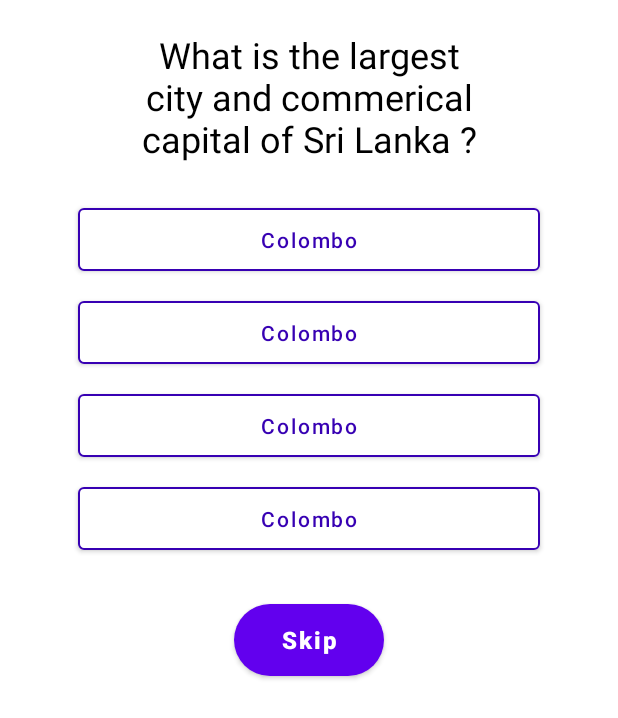
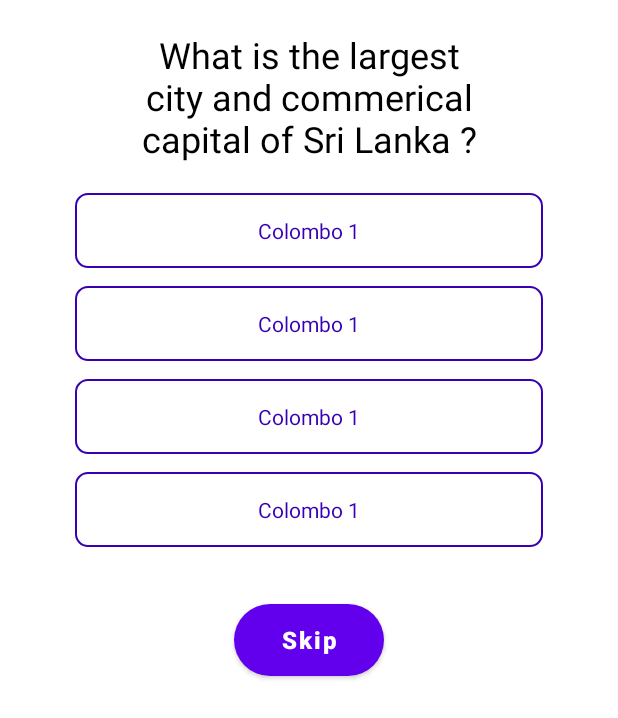
Before and after one commit to Erjan04/QuizApp, an Android app: the layout item_in_main_task.xml on its own in the app's theme, with its tools: preview values and no code run, on a phone screen of 412 x 824 dp. Shown: the top 718 px of the screen. Run offline under Robolectric (Android 15) with nearby library versions, the phone set to English and light mode, and no system bars.

Commit message:
delete idea

```diff
--- a/app/src/main/java/com/example/quizapp/data/network/apiservices/QuizService.kt
+++ b/app/src/main/java/com/example/quizapp/data/network/apiservices/QuizService.kt
@@ -12,7 +12,6 @@ interface QuizService {
         @Query("amount") amount: Int?,
         @Query("category") category: Int?,
         @Query("difficulty") difficulty: String?,
-        @Query("type") type: String = "multiple"
     ): Response<QuizResponse>
 
 }
--- /dev/null
+++ b/app/src/main/res/drawable/default_answer.xml
@@ -0,0 +1,9 @@
+<?xml version="1.0" encoding="utf-8"?>
+<shape xmlns:android="http://schemas.android.com/apk/res/android">
+
+    <stroke
+        android:width="1dp"
+        android:color="@color/purple_700" />
+
+    <corners android:radius="8dp" />
+</shape>
--- a/app/src/main/res/layout/item_in_main_task.xml
+++ b/app/src/main/res/layout/item_in_main_task.xml
@@ -18,61 +18,53 @@
         app:layout_constraintTop_toBottomOf="@+id/guideline2"
         tools:text="What is the largest city and commerical capital of Sri Lanka ?" />
 
-    <Button
-        android:id="@+id/btn_answer1"
+
+    <TextView
+        android:id="@+id/tv_answer1"
         android:layout_width="match_parent"
-        android:layout_height="54dp"
-        android:layout_marginHorizontal="52dp"
-        android:layout_marginVertical="4dp"
-        android:backgroundTint="@color/white"
-        tools:text="@string/colombo"
-        android:textAllCaps="false"
+        android:layout_height="50dp"
+        android:layout_marginHorizontal="50dp"
+        android:background="@drawable/default_answer"
+        android:gravity="center"
         android:textColor="@color/purple_700"
-        app:layout_constraintTop_toTopOf="parent"
-        app:strokeColor="@color/purple_700"
-        app:strokeWidth="1dp" />
+        android:textSize="14sp"
+        tools:text="Colombo 1" />
 
-    <Button
-        android:id="@+id/btn_answer2"
+    <TextView
+        android:id="@+id/tv_answer2"
         android:layout_width="match_parent"
-        android:layout_height="54dp"
-        android:layout_marginHorizontal="52dp"
-        android:layout_marginVertical="4dp"
-        android:backgroundTint="@color/white"
-        tools:text="@string/colombo"
-        android:textAllCaps="false"
+        android:layout_height="50dp"
+        android:layout_marginHorizontal="50dp"
+        android:layout_marginVertical="12dp"
+        android:background="@drawable/default_answer"
+        android:gravity="center"
         android:textColor="@color/purple_700"
-        app:layout_constraintTop_toTopOf="parent"
-        app:strokeColor="@color/purple_700"
-        app:strokeWidth="1dp" />
+        android:textSize="14sp"
+        tools:text="Colombo 1" />
 
-    <Button
-        android:id="@+id/btn_answer3"
+    <TextView
+        android:id="@+id/tv_answer3"
         android:layout_width="match_parent"
-        android:layout_height="54dp"
-        android:layout_marginHorizontal="52dp"
-        android:layout_marginVertical="4dp"
-        android:backgroundTint="@color/white"
-        tools:text="@string/colombo"
-        android:textAllCaps="false"
+        android:layout_height="50dp"
+        android:layout_marginHorizontal="50dp"
+        android:background="@drawable/default_answer"
+        android:gravity="center"
         android:textColor="@color/purple_700"
-        app:layout_constraintTop_toTopOf="parent"
-        app:strokeColor="@color/purple_700"
-        app:strokeWidth="1dp" />
+        android:textSize="14sp"
+        tools:text="Colombo 1" />
 
-    <Button
-        android:id="@+id/btn_answer4"
+    <TextView
+        android:id="@+id/tv_answer4"
         android:layout_width="match_parent"
-        android:layout_height="54dp"
-        android:layout_marginHorizontal="52dp"
-        android:layout_marginVertical="4dp"
-        android:backgroundTint="@color/white"
-        tools:text="@string/colombo"
-        android:textAllCaps="false"
+        android:layout_height="50dp"
+        android:layout_marginHorizontal="50dp"
+        android:layout_marginVertical="12dp"
+        android:background="@drawable/default_answer"
+        android:gravity="center"
         android:textColor="@color/purple_700"
-        app:layout_constraintTop_toTopOf="parent"
-        app:strokeColor="@color/purple_700"
-        app:strokeWidth="1dp" />
+        android:textSize="14sp"
+        tools:text="Colombo 1" />
+
 
     <com.google.android.material.button.MaterialButton
         android:layout_width="100dp"
```
Also changed, not shown: app/src/main/java/com/example/quizapp/presentation/ui/fragments/questions/QuizAdapter.kt (+21 -21 lines), app/src/main/java/com/example/quizapp/presentation/ui/fragments/questions/QuizFragment.kt (+13 -17 lines), 1 other file.
